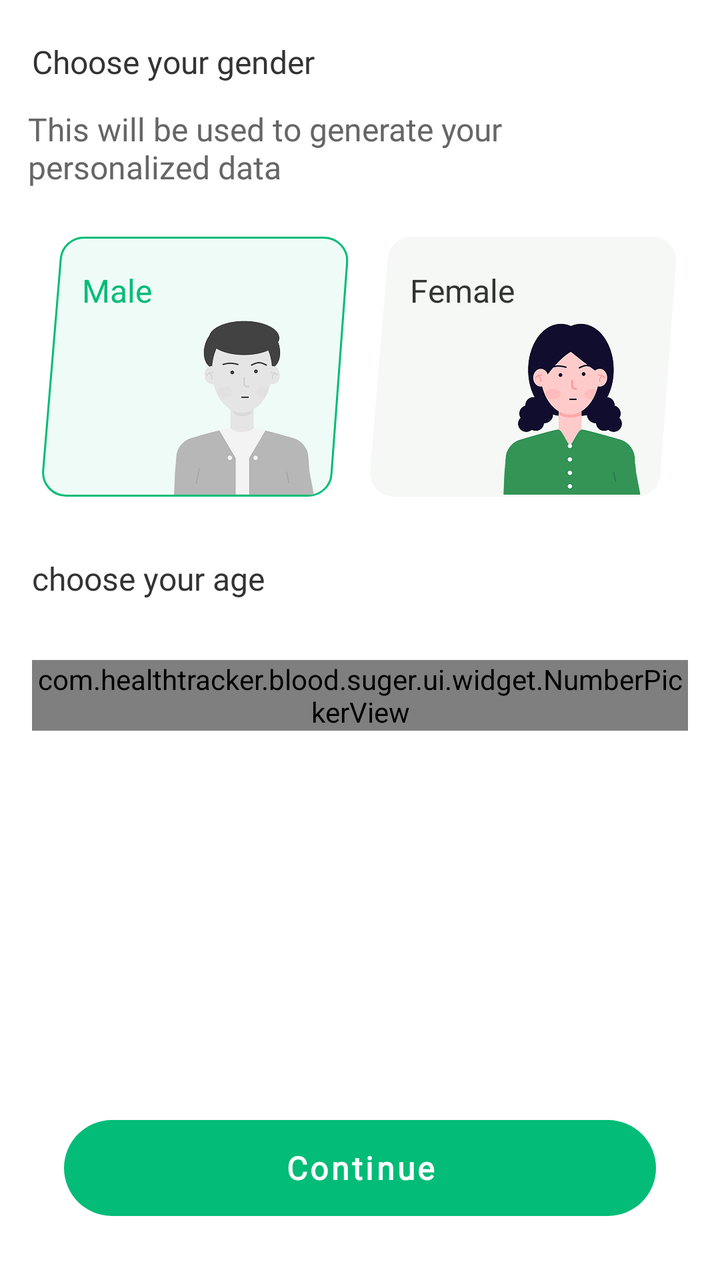
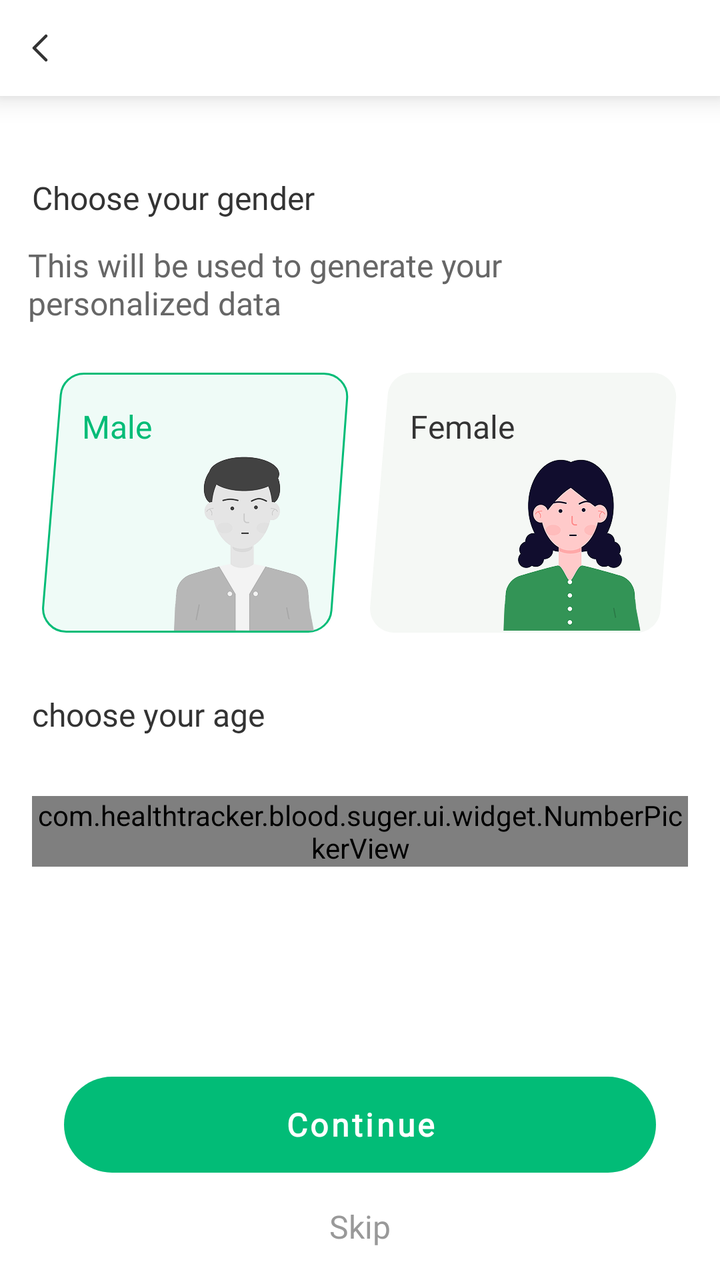

Compare the two renders of this Android layout. The source of the first and the diff that turns it into the second are given below.
<!-- AndroidManifest.xml: application theme AppTheme -->
<!-- res/layout/activity_profile.xml -->
<?xml version="1.0" encoding="utf-8"?>
<androidx.constraintlayout.widget.ConstraintLayout xmlns:android="http://schemas.android.com/apk/res/android"
    xmlns:app="http://schemas.android.com/apk/res-auto"
    xmlns:tools="http://schemas.android.com/tools"
    android:layout_width="match_parent"
    android:layout_height="match_parent"
    android:background="@color/c1">


    <androidx.appcompat.widget.AppCompatTextView
        android:id="@+id/tv_choose_gender"
        style="@style/TextViewFont_RobotoBold"
        android:layout_width="wrap_content"
        android:layout_height="wrap_content"
        android:layout_marginStart="@dimen/dp_16"
        android:layout_marginTop="@dimen/dp_20"
        android:text="@string/choose_your_gender"
        android:textColor="@color/t1"
        android:textSize="@dimen/sp_16"
        app:layout_constraintStart_toStartOf="parent"
        app:layout_constraintTop_toTopOf="parent" />

    <androidx.appcompat.widget.AppCompatTextView
        android:id="@+id/tv_des"
        style="@style/TextViewFont_RobotoRegular"
        android:layout_width="0dp"
        android:layout_height="wrap_content"
        android:layout_marginStart="@dimen/dp_14"
        android:layout_marginTop="@dimen/dp_12"
        android:layout_marginEnd="@dimen/dp_16"
        android:text="@string/txt_profile_des"
        android:textColor="@color/color_666"
        android:textSize="@dimen/sp_16"
        app:layout_constraintEnd_toEndOf="parent"
        app:layout_constraintStart_toStartOf="parent"
        app:layout_constraintTop_toBottomOf="@id/tv_choose_gender" />


    <androidx.constraintlayout.widget.Guideline
        android:id="@+id/guide_v_center"
        android:layout_width="@dimen/dp_0"
        android:layout_height="@dimen/dp_0"
        android:orientation="vertical"
        app:layout_constraintGuide_percent="0.5" />


    <RadioGroup
        android:id="@+id/rg_gender"
        android:layout_width="wrap_content"
        android:layout_height="wrap_content"
        android:layout_marginTop="@dimen/dp_24"
        android:gravity="center_horizontal"
        android:orientation="horizontal"
        app:layout_constraintEnd_toEndOf="parent"
        app:layout_constraintStart_toStartOf="parent"
        app:layout_constraintTop_toBottomOf="@id/tv_des">

        <androidx.appcompat.widget.AppCompatRadioButton
            android:id="@+id/rb_male"
            android:layout_width="@dimen/dp_154"
            android:layout_height="@dimen/dp_130"
            android:layout_marginEnd="@dimen/dp_5"
            android:background="@drawable/selector_gender_item"
            android:button="@null"
            android:checked="true" />

        <androidx.appcompat.widget.AppCompatRadioButton
            android:id="@+id/rb_female"
            android:layout_width="@dimen/dp_154"
            android:layout_height="@dimen/dp_130"
            android:layout_marginStart="@dimen/dp_5"
            android:background="@drawable/selector_gender_item"
            android:button="@null" />
    </RadioGroup>


    <androidx.appcompat.widget.AppCompatImageView
        android:layout_width="@dimen/dp_92"
        android:layout_height="@dimen/dp_92"
        android:layout_marginEnd="@dimen/dp_13"
        android:layout_marginBottom="@dimen/dp_1"
        app:layout_constraintBottom_toBottomOf="@id/rg_gender"
        app:layout_constraintEnd_toEndOf="@id/guide_v_center"
        app:srcCompat="@mipmap/ic_male" />

    <androidx.appcompat.widget.AppCompatImageView
        android:layout_width="@dimen/dp_92"
        android:layout_height="@dimen/dp_92"
        android:layout_marginEnd="@dimen/dp_8"
        android:layout_marginBottom="@dimen/dp_1"
        app:layout_constraintBottom_toBottomOf="@id/rg_gender"
        app:layout_constraintEnd_toEndOf="@id/rg_gender"
        app:srcCompat="@mipmap/ic_female" />

    <androidx.appcompat.widget.AppCompatCheckedTextView
        android:id="@+id/tv_male"
        style="@style/TextViewFont_RobotoBold"
        android:layout_width="wrap_content"
        android:layout_height="wrap_content"
        android:layout_marginStart="@dimen/dp_20"
        android:layout_marginTop="@dimen/dp_16"
        android:checked="true"
        android:text="@string/male"
        android:textColor="@color/selector_gender_text_color"
        android:textSize="@dimen/sp_16"
        app:layout_constraintStart_toStartOf="@id/rg_gender"
        app:layout_constraintTop_toTopOf="@id/rg_gender" />

    <androidx.appcompat.widget.AppCompatCheckedTextView
        android:id="@+id/tv_female"
        style="@style/TextViewFont_RobotoBold"
        android:layout_width="wrap_content"
        android:layout_height="wrap_content"
        android:layout_marginStart="@dimen/dp_25"
        android:layout_marginTop="@dimen/dp_16"
        android:text="@string/female"
        android:textColor="@color/selector_gender_text_color"
        android:textSize="@dimen/sp_16"
        app:layout_constraintStart_toStartOf="@id/guide_v_center"
        app:layout_constraintTop_toTopOf="@id/rg_gender" />

    <androidx.appcompat.widget.AppCompatTextView
        android:id="@+id/tv_choose_age"
        style="@style/TextViewFont_RobotoBold"
        android:layout_width="wrap_content"
        android:layout_height="wrap_content"
        android:layout_marginStart="@dimen/dp_16"
        android:layout_marginTop="@dimen/dp_30"
        android:text="@string/choose_your_age"
        android:textColor="@color/t1"
        android:textSize="@dimen/sp_16"
        app:layout_constraintStart_toStartOf="parent"
        app:layout_constraintTop_toBottomOf="@id/rg_gender" />


    <com.healthtracker.blood.suger.ui.widget.NumberPickerView
        android:id="@+id/numberPicker"
        android:layout_width="match_parent"
        android:layout_height="wrap_content"
        android:layout_marginTop="@dimen/dp_30"
        app:layout_constraintEnd_toEndOf="parent"
        app:layout_constraintStart_toStartOf="parent"
        app:layout_constraintTop_toBottomOf="@id/tv_choose_age"
        android:layout_marginHorizontal="@dimen/dp_16"
        app:npv_ItemPaddingHorizontal="@dimen/dp_24"
        app:npv_ItemPaddingVertical="@dimen/dp_10"
        tools:npv_TextArray="@array/hours"
        app:npv_ShowDivider="false"
        app:npv_SelectedItemBackground="@drawable/bg_age_select"
        app:npv_ShownCount="5"
        app:npv_TextColorNormal="@color/color_BFBFBF"
        app:npv_TextColorSelected="@color/t1"
        app:npv_TextSizeNormal="@dimen/sp_24"
        app:npv_TextSizeSelected="@dimen/sp_24"
        app:npv_WrapSelectorWheel="true" />

    
    <View
        android:layout_width="0dp"
        android:layout_height="0dp"
        android:background="@drawable/gradient_npv_top"
        app:layout_constraintBottom_toTopOf="@id/v_age_select"
        app:layout_constraintEnd_toEndOf="parent"
        app:layout_constraintStart_toStartOf="parent"
        app:layout_constraintTop_toTopOf="@id/numberPicker" />

    
    <View
        android:layout_width="0dp"
        android:layout_height="0dp"
        android:background="@drawable/gradient_npv_bottom"
        app:layout_constraintBottom_toBottomOf="@id/numberPicker"
        app:layout_constraintEnd_toEndOf="parent"
        app:layout_constraintStart_toStartOf="parent"
        app:layout_constraintTop_toBottomOf="@id/v_age_select" />

    <View
        android:id="@+id/v_age_select"
        android:layout_width="match_parent"
        android:layout_height="@dimen/dp_56"
        android:layout_marginHorizontal="@dimen/dp_16"
        android:background="@drawable/bg_age_select"
        app:layout_constraintBottom_toBottomOf="@id/numberPicker"
        app:layout_constraintTop_toTopOf="@id/numberPicker"
        android:visibility="invisible"/>


    <com.google.android.material.button.MaterialButton
        android:id="@+id/btn_continue"
        style="@style/MaterialButton.b1"
        android:layout_width="0dp"
        android:layout_height="@dimen/dp_48"
        android:layout_marginHorizontal="@dimen/dp_32"
        android:layout_marginBottom="@dimen/dp_32"
        android:text="@string/text_continue"
        app:layout_constraintBottom_toBottomOf="parent"
        app:layout_constraintEnd_toEndOf="parent"
        app:layout_constraintStart_toStartOf="parent" />


</androidx.constraintlayout.widget.ConstraintLayout>
<!-- resources referenced by this layout -->
<resources>
  <color name="c1">@color/white</color>
  <color name="color_666">#666666</color>
  <color name="color_BFBFBF">#BFBFBF</color>
  <color name="t1">#333333</color>
  <dimen name="dp_0">0dp</dimen>
  <dimen name="dp_1">1dp</dimen>
  <dimen name="dp_10">10dp</dimen>
  <dimen name="dp_12">12dp</dimen>
  <dimen name="dp_13">13dp</dimen>
  <dimen name="dp_130">130dp</dimen>
  <dimen name="dp_14">14dp</dimen>
  <dimen name="dp_154">154dp</dimen>
  <dimen name="dp_16">16dp</dimen>
  <dimen name="dp_20">20dp</dimen>
  <dimen name="dp_24">24dp</dimen>
  <dimen name="dp_25">25dp</dimen>
  <dimen name="dp_30">30dp</dimen>
  <dimen name="dp_32">32dp</dimen>
  <dimen name="dp_48">48dp</dimen>
  <dimen name="dp_5">5dp</dimen>
  <dimen name="dp_56">56dp</dimen>
  <dimen name="dp_8">8dp</dimen>
  <dimen name="dp_92">92dp</dimen>
  <dimen name="sp_16">16sp</dimen>
  <dimen name="sp_24">24sp</dimen>
  <!-- drawable gradient_npv_top (drawable) -->
  <?xml version="1.0" encoding="utf-8"?>
  <shape xmlns:android="http://schemas.android.com/apk/res/android"
      android:shape="rectangle">
      <gradient
          android:angle="90"
          android:endColor="@color/white"
          android:startColor="@color/transparent" />
  </shape>
  <!-- drawable selector_gender_item (drawable) -->
  <?xml version="1.0" encoding="utf-8"?>
  <selector xmlns:android="http://schemas.android.com/apk/res/android">
      <item android:state_checked="true" android:drawable="@drawable/bg_gender_checked"/>
      <item android:drawable="@drawable/bg_gender_normal"/>
  
  </selector>
  <string name="choose_your_age">choose your age</string>
  <string name="choose_your_gender">Choose your gender</string>
  <string name="female">Female</string>
  <string name="male">Male</string>
  <string name="text_continue">Continue</string>
  <string name="txt_profile_des">This will be used to generate your personalized data</string>
  <style name="TextViewFont_RobotoBold">
          <item name="android:fontFamily">@font/roboto_bold</item>
          <item name="fontFamily">@font/roboto_bold</item>
      </style>
  <style name="TextViewFont_RobotoRegular">
          <item name="android:fontFamily">@font/roboto_regular</item>
          <item name="fontFamily">@font/roboto_regular</item>
      </style>
  <color name="white">#FFFFFF</color>
  <color name="color_F9F9FA">#F9F9FA</color>
  <dimen name="dp_28">28dp</dimen>
  <color name="transparent">#00000000</color>
  <color name="c5">#02BC77</color>
  <color name="c5_8">#5DD4A8</color>
  <color name="colorAccent">@color/c5</color>
  <color name="color_tap_ripple">@color/transparent10</color>
  <color name="colorPrimary">@color/c1</color>
  <color name="colorPrimaryDark">@color/c1</color>
  <style name="toolbar_nav_button" parent="@style/Widget.AppCompat.Toolbar.Button.Navigation">
          <item name="android:paddingLeft">@dimen/nav_button_margin</item>
          <item name="android:paddingRight">@dimen/nav_button_margin</item>
          <item name="android:minWidth">56dp</item>
      </style>
  <color name="bg_window">#f8f8f8</color>
  <color name="transparent10">#1A000000</color>
  <dimen name="nav_button_margin">@dimen/dp_16</dimen>
  <!-- unchanged entries left out for length: 9 -->
</resources>

<!-- the commit's change to res/layout/activity_profile.xml (unified diff, before → after) -->
@@ -6,6 +6,33 @@
     android:layout_height="match_parent"
     android:background="@color/c1">
 
+    <androidx.constraintlayout.widget.ConstraintLayout
+        android:id="@+id/action_bar"
+        android:layout_width="match_parent"
+        android:layout_height="@dimen/actionBarSize"
+        android:background="@color/c1"
+        android:elevation="@dimen/dp_8"
+        android:gravity="center_vertical"
+        app:layout_constraintEnd_toEndOf="parent"
+        app:layout_constraintStart_toStartOf="parent"
+        app:layout_constraintTop_toTopOf="parent">
+
+        <androidx.appcompat.widget.AppCompatImageView
+            android:id="@+id/btn_back"
+            android:layout_width="wrap_content"
+            android:layout_height="match_parent"
+            android:background="?android:attr/selectableItemBackgroundBorderless"
+            android:paddingStart="@dimen/dp_16"
+            android:paddingEnd="@dimen/dp_4"
+            android:scaleType="center"
+            app:layout_constraintBottom_toBottomOf="parent"
+            app:layout_constraintStart_toStartOf="parent"
+            app:layout_constraintTop_toTopOf="parent"
+            app:srcCompat="@drawable/ic_back" />
+
+
+    </androidx.constraintlayout.widget.ConstraintLayout>
+
 
     <androidx.appcompat.widget.AppCompatTextView
         android:id="@+id/tv_choose_gender"
@@ -13,12 +40,12 @@
         android:layout_width="wrap_content"
         android:layout_height="wrap_content"
         android:layout_marginStart="@dimen/dp_16"
-        android:layout_marginTop="@dimen/dp_20"
+        android:layout_marginTop="@dimen/dp_40"
         android:text="@string/choose_your_gender"
         android:textColor="@color/t1"
         android:textSize="@dimen/sp_16"
         app:layout_constraintStart_toStartOf="parent"
-        app:layout_constraintTop_toTopOf="parent" />
+        app:layout_constraintTop_toBottomOf="@id/action_bar"/>
 
     <androidx.appcompat.widget.AppCompatTextView
         android:id="@+id/tv_des"
@@ -147,9 +174,9 @@
         tools:npv_TextArray="@array/hours"
         app:npv_ShowDivider="false"
         app:npv_SelectedItemBackground="@drawable/bg_age_select"
-        app:npv_ShownCount="5"
+        app:npv_ShownCount="3"
         app:npv_TextColorNormal="@color/color_BFBFBF"
-        app:npv_TextColorSelected="@color/t1"
+        app:npv_TextColorSelected="@color/c5"
         app:npv_TextSizeNormal="@dimen/sp_24"
         app:npv_TextSizeSelected="@dimen/sp_24"
         app:npv_WrapSelectorWheel="true" />
@@ -191,11 +218,29 @@
         android:layout_width="0dp"
         android:layout_height="@dimen/dp_48"
         android:layout_marginHorizontal="@dimen/dp_32"
-        android:layout_marginBottom="@dimen/dp_32"
+
         android:text="@string/text_continue"
-        app:layout_constraintBottom_toBottomOf="parent"
+        app:layout_constraintBottom_toTopOf="@id/tv_skip"
         app:layout_constraintEnd_toEndOf="parent"
         app:layout_constraintStart_toStartOf="parent" />
 
 
+    <androidx.appcompat.widget.AppCompatTextView
+        android:id="@+id/tv_skip"
+        style="@style/TextViewFont_RobotoMedium"
+        android:layout_width="wrap_content"
+        android:layout_height="wrap_content"
+        android:layout_marginHorizontal="@dimen/dp_32"
+
+        android:gravity="center"
+        android:padding="@dimen/dp_16"
+        android:text="@string/skip"
+        android:textColor="@color/color_999"
+        android:background="?android:attr/selectableItemBackgroundBorderless"
+        android:textSize="@dimen/sp_16"
+        app:layout_constraintEnd_toEndOf="parent"
+        app:layout_constraintStart_toStartOf="parent"
+        app:layout_constraintBottom_toBottomOf="parent" />
+
+
 </androidx.constraintlayout.widget.ConstraintLayout>
<!-- resource entries referenced after the edit -->
@@ -2,8 +2,10 @@
 <resources>
   <color name="c1">@color/white</color>
   <color name="color_666">#666666</color>
+  <color name="color_999">#999999</color>
   <color name="color_BFBFBF">#BFBFBF</color>
   <color name="t1">#333333</color>
+  <dimen name="actionBarSize">@dimen/dp_48</dimen>
   <dimen name="dp_0">0dp</dimen>
   <dimen name="dp_1">1dp</dimen>
   <dimen name="dp_10">10dp</dimen>
@@ -18,6 +20,8 @@
   <dimen name="dp_25">25dp</dimen>
   <dimen name="dp_30">30dp</dimen>
   <dimen name="dp_32">32dp</dimen>
+  <dimen name="dp_4">4dp</dimen>
+  <dimen name="dp_40">40dp</dimen>
   <dimen name="dp_48">48dp</dimen>
   <dimen name="dp_5">5dp</dimen>
   <dimen name="dp_56">56dp</dimen>
@@ -34,6 +38,20 @@
           android:endColor="@color/white"
           android:startColor="@color/transparent" />
   </shape>
+  <!-- drawable ic_back (drawable) -->
+  <vector xmlns:android="http://schemas.android.com/apk/res/android"
+      android:width="24dp"
+      android:height="24dp"
+      android:viewportWidth="24"
+      android:viewportHeight="24">
+    <path
+        android:pathData="M7,18L1,12L7,6"
+        android:strokeLineJoin="round"
+        android:strokeWidth="1.5"
+        android:fillColor="#00000000"
+        android:strokeColor="#333333"
+        android:strokeLineCap="round"/>
+  </vector>
   <!-- drawable selector_gender_item (drawable) -->
   <?xml version="1.0" encoding="utf-8"?>
   <selector xmlns:android="http://schemas.android.com/apk/res/android">
@@ -45,11 +63,16 @@
   <string name="choose_your_gender">Choose your gender</string>
   <string name="female">Female</string>
   <string name="male">Male</string>
+  <string name="skip">Skip</string>
   <string name="text_continue">Continue</string>
   <string name="txt_profile_des">This will be used to generate your personalized data</string>
   <style name="TextViewFont_RobotoBold">
           <item name="android:fontFamily">@font/roboto_bold</item>
           <item name="fontFamily">@font/roboto_bold</item>
+      </style>
+  <style name="TextViewFont_RobotoMedium">
+          <item name="android:fontFamily">@font/roboto_medium</item>
+          <item name="fontFamily">@font/roboto_medium</item>
       </style>
   <style name="TextViewFont_RobotoRegular">
           <item name="android:fontFamily">@font/roboto_regular</item>
